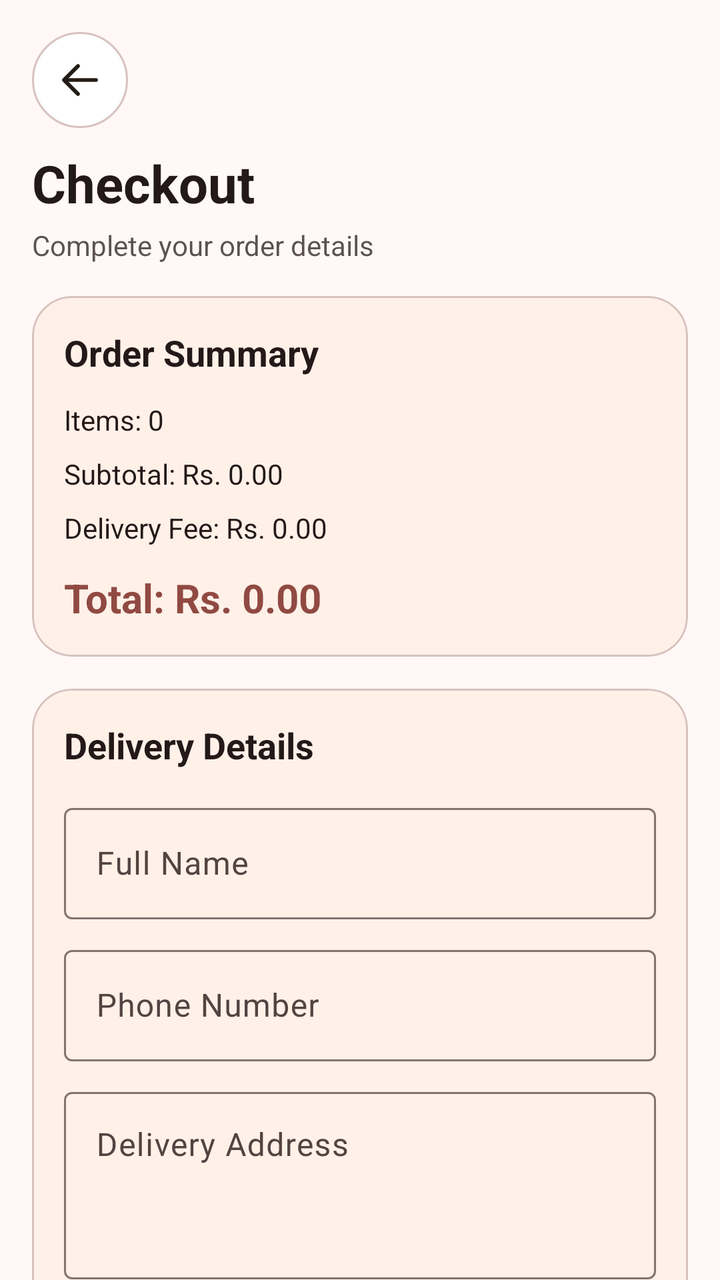
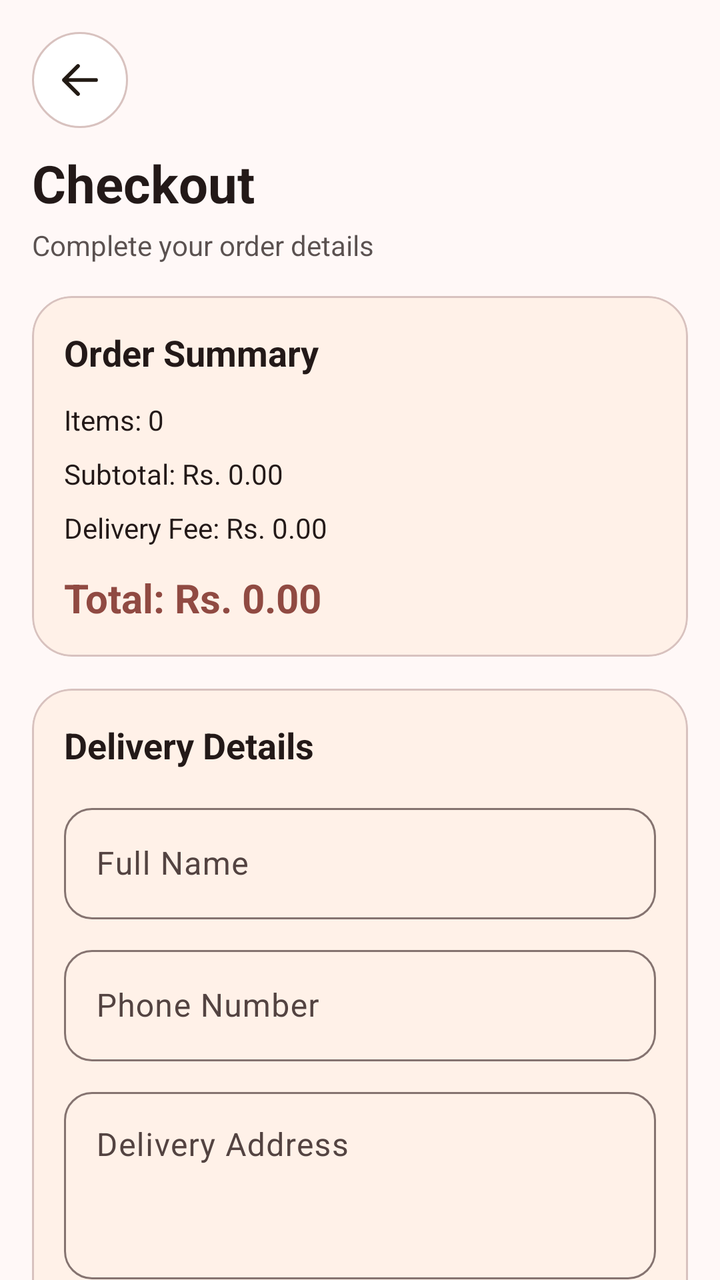

Before-and-after screenshots of an Android layout around one commit, followed by the original layout XML and the change that was made.
<!-- AndroidManifest.xml: application theme Theme.ButterQueen -->
<!-- res/layout/activity_checkout.xml -->
<?xml version="1.0" encoding="utf-8"?>
<androidx.core.widget.NestedScrollView xmlns:android="http://schemas.android.com/apk/res/android"
    xmlns:app="http://schemas.android.com/apk/res-auto"
    android:id="@+id/checkoutScrollView"
    android:layout_width="match_parent"
    android:layout_height="match_parent"
    android:background="@color/md_theme_background"
    android:fillViewport="true"
    android:clipToPadding="false"
    android:overScrollMode="ifContentScrolls">

    <LinearLayout
        android:id="@+id/checkoutContent"
        android:layout_width="match_parent"
        android:layout_height="wrap_content"
        android:orientation="vertical"
        android:padding="16dp">

        <ImageButton
            android:id="@+id/checkoutBack"
            android:layout_width="48dp"
            android:layout_height="48dp"
            android:layout_marginBottom="10dp"
            android:background="@drawable/bg_bq_icon_surface"
            android:contentDescription="Back to cart"
            android:padding="12dp"
            android:src="@drawable/ic_bq_back"
            android:tint="@color/md_theme_onSurface" />

        <TextView
            android:layout_width="wrap_content"
            android:layout_height="wrap_content"
            android:text="Checkout"
            android:textColor="@color/md_theme_onBackground"
            android:textSize="26sp"
            android:textStyle="bold" />

        <TextView
            android:layout_width="wrap_content"
            android:layout_height="wrap_content"
            android:layout_marginTop="4dp"
            android:layout_marginBottom="16dp"
            android:text="Complete your order details"
            android:textColor="@color/md_theme_onBackground"
            android:textSize="14sp"
            android:alpha="0.75" />

        <com.google.android.material.card.MaterialCardView
            android:layout_width="match_parent"
            android:layout_height="wrap_content"
            android:layout_marginBottom="16dp"
            app:cardCornerRadius="20dp"
            app:cardElevation="0dp" app:cardBackgroundColor="@color/md_theme_surfaceContainerLow" app:strokeColor="@color/md_theme_outlineVariant" app:strokeWidth="1dp">

            <LinearLayout
                android:layout_width="match_parent"
                android:layout_height="wrap_content"
                android:orientation="vertical"
                android:padding="16dp">

                <TextView
                    android:layout_width="wrap_content"
                    android:layout_height="wrap_content"
                    android:text="Order Summary"
                    android:textColor="@color/md_theme_onBackground"
                    android:textSize="18sp"
                    android:textStyle="bold" />

                <TextView
                    android:id="@+id/checkoutItemsTextView"
                    android:layout_width="wrap_content"
                    android:layout_height="wrap_content"
                    android:layout_marginTop="12dp"
                    android:text="Items: 0"
                    android:textColor="@color/md_theme_onBackground"
                    android:textSize="14sp" />

                <TextView
                    android:id="@+id/checkoutSubtotalTextView"
                    android:layout_width="wrap_content"
                    android:layout_height="wrap_content"
                    android:layout_marginTop="8dp"
                    android:text="Subtotal: Rs. 0.00"
                    android:textColor="@color/md_theme_onBackground"
                    android:textSize="14sp" />

                <TextView
                    android:id="@+id/checkoutDeliveryFeeTextView"
                    android:layout_width="wrap_content"
                    android:layout_height="wrap_content"
                    android:layout_marginTop="8dp"
                    android:text="Delivery Fee: Rs. 0.00"
                    android:textColor="@color/md_theme_onBackground"
                    android:textSize="14sp" />

                <TextView
                    android:id="@+id/checkoutTotalTextView"
                    android:layout_width="wrap_content"
                    android:layout_height="wrap_content"
                    android:layout_marginTop="12dp"
                    android:text="Total: Rs. 0.00"
                    android:textColor="@color/md_theme_primary"
                    android:textSize="20sp"
                    android:textStyle="bold" />

            </LinearLayout>
        </com.google.android.material.card.MaterialCardView>

        <com.google.android.material.card.MaterialCardView
            android:layout_width="match_parent"
            android:layout_height="wrap_content"
            android:layout_marginBottom="16dp"
            app:cardCornerRadius="20dp"
            app:cardElevation="0dp" app:cardBackgroundColor="@color/md_theme_surfaceContainerLow" app:strokeColor="@color/md_theme_outlineVariant" app:strokeWidth="1dp">

            <LinearLayout
                android:layout_width="match_parent"
                android:layout_height="wrap_content"
                android:orientation="vertical"
                android:padding="16dp">

                <TextView
                    android:layout_width="wrap_content"
                    android:layout_height="wrap_content"
                    android:text="Delivery Details"
                    android:textColor="@color/md_theme_onBackground"
                    android:textSize="18sp"
                    android:textStyle="bold" />

                <com.google.android.material.textfield.TextInputLayout
                    android:layout_width="match_parent"
                    android:layout_height="wrap_content"
                    android:layout_marginTop="14dp">

                    <com.google.android.material.textfield.TextInputEditText
                        android:id="@+id/fullNameEditText"
                        android:layout_width="match_parent"
                        android:layout_height="wrap_content"
                        android:hint="Full Name"
                        android:inputType="textPersonName" />
                </com.google.android.material.textfield.TextInputLayout>

                <com.google.android.material.textfield.TextInputLayout
                    android:layout_width="match_parent"
                    android:layout_height="wrap_content"
                    android:layout_marginTop="10dp">

                    <com.google.android.material.textfield.TextInputEditText
                        android:id="@+id/phoneEditText"
                        android:layout_width="match_parent"
                        android:layout_height="wrap_content"
                        android:hint="Phone Number"
                        android:inputType="phone" />
                </com.google.android.material.textfield.TextInputLayout>

                <com.google.android.material.textfield.TextInputLayout
                    android:layout_width="match_parent"
                    android:layout_height="wrap_content"
                    android:layout_marginTop="10dp">

                    <com.google.android.material.textfield.TextInputEditText
                        android:id="@+id/addressEditText"
                        android:layout_width="match_parent"
                        android:layout_height="wrap_content"
                        android:hint="Delivery Address"
                        android:gravity="top|start"
                        android:inputType="textMultiLine"
                        android:minLines="3" />
                </com.google.android.material.textfield.TextInputLayout>

                <TextView
                    android:id="@+id/deliveryStatusTextView"
                    android:layout_width="wrap_content"
                    android:layout_height="wrap_content"
                    android:layout_marginTop="12dp"
                    android:text="Enter a fuller delivery address"
                    android:textColor="@color/md_theme_primary"
                    android:textSize="14sp"
                    android:textStyle="bold" />

                <TextView
                    android:id="@+id/deliveryDistanceTextView"
                    android:layout_width="wrap_content"
                    android:layout_height="wrap_content"
                    android:layout_marginTop="6dp"
                    android:text="Distance: -"
                    android:textColor="@color/md_theme_onBackground"
                    android:textSize="13sp" />

                <com.google.android.material.textfield.TextInputLayout
                    android:layout_width="match_parent"
                    android:layout_height="wrap_content"
                    android:layout_marginTop="10dp">

                    <com.google.android.material.textfield.TextInputEditText
                        android:id="@+id/noteEditText"
                        android:layout_width="match_parent"
                        android:layout_height="wrap_content"
                        android:hint="Order Note (optional)"
                        android:gravity="top|start"
                        android:inputType="textMultiLine"
                        android:minLines="2" />
                </com.google.android.material.textfield.TextInputLayout>

            </LinearLayout>
        </com.google.android.material.card.MaterialCardView>

        <com.google.android.material.card.MaterialCardView
            android:layout_width="match_parent"
            android:layout_height="wrap_content"
            android:layout_marginBottom="20dp"
            app:cardCornerRadius="20dp"
            app:cardElevation="0dp" app:cardBackgroundColor="@color/md_theme_surfaceContainerLow" app:strokeColor="@color/md_theme_outlineVariant" app:strokeWidth="1dp">

            <LinearLayout
                android:layout_width="match_parent"
                android:layout_height="wrap_content"
                android:orientation="vertical"
                android:padding="16dp">

                <TextView
                    android:layout_width="wrap_content"
                    android:layout_height="wrap_content"
                    android:text="Payment Method"
                    android:textColor="@color/md_theme_onBackground"
                    android:textSize="18sp"
                    android:textStyle="bold" />

                <RadioGroup
                    android:id="@+id/paymentMethodRadioGroup"
                    android:layout_width="match_parent"
                    android:layout_height="wrap_content"
                    android:layout_marginTop="12dp">

                    <RadioButton
                        android:id="@+id/cashRadioButton"
                        android:layout_width="wrap_content"
                        android:layout_height="wrap_content"
                        android:checked="true"
                        android:text="Cash on Delivery" />

                    <RadioButton
                        android:id="@+id/cardRadioButton"
                        android:layout_width="wrap_content"
                        android:layout_height="wrap_content"
                        android:layout_marginTop="6dp"
                        android:text="PayHere (sandbox)" />
                </RadioGroup>

            </LinearLayout>
        </com.google.android.material.card.MaterialCardView>

        <com.google.android.material.button.MaterialButton
            android:id="@+id/placeOrderButton"
            android:layout_width="match_parent"
            android:layout_height="56dp"
            android:layout_marginBottom="40dp"
            android:text="Place Order"
            android:textAllCaps="false"
            app:cornerRadius="18dp" />

    </LinearLayout>

</androidx.core.widget.NestedScrollView>
<!-- resources referenced by this layout -->
<resources>
  <color name="md_theme_background">#FFF8F7</color>
  <color name="md_theme_onBackground">#231918</color>
  <color name="md_theme_onSurface">#221A14</color>
  <color name="md_theme_outlineVariant">#D8C2BF</color>
  <color name="md_theme_primary">#904A42</color>
  <color name="md_theme_surfaceContainerLow">#FFF1E8</color>
  <!-- drawable bg_bq_icon_surface (drawable) -->
  <shape xmlns:android="http://schemas.android.com/apk/res/android" android:shape="oval"><solid android:color="@color/md_theme_surfaceContainerLowest"/><stroke android:width="1dp" android:color="@color/md_theme_outlineVariant"/></shape>
  <!-- drawable ic_bq_back (drawable) -->
  <vector xmlns:android="http://schemas.android.com/apk/res/android"
      android:width="24dp" android:height="24dp"
      android:viewportWidth="24" android:viewportHeight="24">
      <path android:fillColor="@android:color/transparent"
          android:strokeColor="#FF000000" android:strokeWidth="1.9"
          android:strokeLineCap="round" android:strokeLineJoin="round"
          android:pathData="M20,12 H4 M11,5 L4,12 11,19" />
  </vector>
  <color name="md_theme_surfaceContainerLowest">#FFFFFF</color>
  <color name="md_theme_onPrimary">#FFFFFF</color>
  <color name="md_theme_primaryContainer">#FFDAD5</color>
  <color name="md_theme_onPrimaryContainer">#73342D</color>
  <color name="md_theme_secondary">#775652</color>
  <color name="md_theme_onSecondary">#FFFFFF</color>
  <color name="md_theme_secondaryContainer">#FFDAD5</color>
  <color name="md_theme_onSecondaryContainer">#5D3F3B</color>
  <color name="md_theme_tertiary">#835415</color>
  <color name="md_theme_onTertiary">#FFFFFF</color>
  <color name="md_theme_tertiaryContainer">#FFDDBA</color>
  <color name="md_theme_onTertiaryContainer">#673D00</color>
  <color name="md_theme_error">#BA1A1A</color>
  <color name="md_theme_onError">#FFFFFF</color>
  <color name="md_theme_errorContainer">#FFDAD6</color>
  <color name="md_theme_onErrorContainer">#93000A</color>
  <color name="md_theme_surface">#FFF8F5</color>
  <color name="md_theme_surfaceVariant">#F5DDDA</color>
  <color name="md_theme_onSurfaceVariant">#534341</color>
  <color name="md_theme_outline">#857370</color>
  <!-- unchanged entries left out for length: 1 -->
</resources>

<!-- the commit's change to res/layout/activity_checkout.xml (unified diff, before → after) -->
@@ -128,6 +128,11 @@
                     android:textStyle="bold" />
 
                 <com.google.android.material.textfield.TextInputLayout
+                    style="@style/Widget.Material3.TextInputLayout.OutlinedBox"
+                    app:boxCornerRadiusTopStart="14dp"
+                    app:boxCornerRadiusTopEnd="14dp"
+                    app:boxCornerRadiusBottomStart="14dp"
+                    app:boxCornerRadiusBottomEnd="14dp"
                     android:layout_width="match_parent"
                     android:layout_height="wrap_content"
                     android:layout_marginTop="14dp">
@@ -141,6 +146,11 @@
                 </com.google.android.material.textfield.TextInputLayout>
 
                 <com.google.android.material.textfield.TextInputLayout
+                    style="@style/Widget.Material3.TextInputLayout.OutlinedBox"
+                    app:boxCornerRadiusTopStart="14dp"
+                    app:boxCornerRadiusTopEnd="14dp"
+                    app:boxCornerRadiusBottomStart="14dp"
+                    app:boxCornerRadiusBottomEnd="14dp"
                     android:layout_width="match_parent"
                     android:layout_height="wrap_content"
                     android:layout_marginTop="10dp">
@@ -154,6 +164,11 @@
                 </com.google.android.material.textfield.TextInputLayout>
 
                 <com.google.android.material.textfield.TextInputLayout
+                    style="@style/Widget.Material3.TextInputLayout.OutlinedBox"
+                    app:boxCornerRadiusTopStart="14dp"
+                    app:boxCornerRadiusTopEnd="14dp"
+                    app:boxCornerRadiusBottomStart="14dp"
+                    app:boxCornerRadiusBottomEnd="14dp"
                     android:layout_width="match_parent"
                     android:layout_height="wrap_content"
                     android:layout_marginTop="10dp">
@@ -188,6 +203,11 @@
                     android:textSize="13sp" />
 
                 <com.google.android.material.textfield.TextInputLayout
+                    style="@style/Widget.Material3.TextInputLayout.OutlinedBox"
+                    app:boxCornerRadiusTopStart="14dp"
+                    app:boxCornerRadiusTopEnd="14dp"
+                    app:boxCornerRadiusBottomStart="14dp"
+                    app:boxCornerRadiusBottomEnd="14dp"
                     android:layout_width="match_parent"
                     android:layout_height="wrap_content"
                     android:layout_marginTop="10dp">
